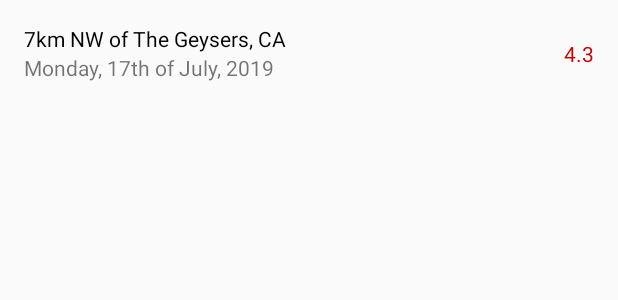
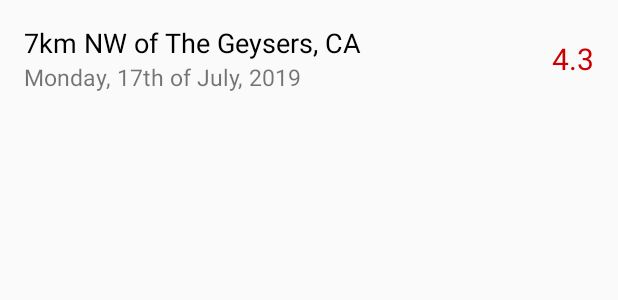
Before and after one commit to phillausofia/earthquakes-around-me, an Android app: the layout list_item_view.xml on its own in the app's theme, with its tools: preview values and no code run, on a phone screen of 412 x 824 dp. Shown: the top 300 px of the screen. Run offline under Robolectric (Android 15) with nearby library versions, the light colour scheme and no system bars.

Commit message:
Modify text size.

```diff
--- a/app/src/main/res/layout/list_item_view.xml
+++ b/app/src/main/res/layout/list_item_view.xml
@@ -13,7 +13,9 @@
     <androidx.constraintlayout.widget.ConstraintLayout
         android:layout_width="match_parent"
         android:layout_height="wrap_content"
-        android:layout_margin="@dimen/layout_margin">
+        android:paddingStart="@dimen/layout_padding"
+        android:paddingTop="@dimen/layout_padding"
+        android:paddingEnd="@dimen/layout_padding">
 
 
         <TextView
@@ -21,6 +23,7 @@
             android:layout_width="0dp"
             android:layout_height="wrap_content"
             android:textColor="@android:color/black"
+            android:textSize="@dimen/place_text_size"
             app:layout_constraintEnd_toStartOf="@+id/mag"
             app:layout_constraintStart_toStartOf="parent"
             app:layout_constraintTop_toTopOf="parent"
@@ -31,6 +34,7 @@
             android:id="@+id/time"
             android:layout_width="0dp"
             android:layout_height="wrap_content"
+            android:textSize="@dimen/time_text_size"
             app:layout_constraintEnd_toStartOf="@+id/mag"
             app:layout_constraintStart_toStartOf="parent"
             app:layout_constraintTop_toBottomOf="@+id/place"
@@ -43,6 +47,7 @@
             android:layout_width="0dp"
             android:layout_height="wrap_content"
             android:textColor="@android:color/holo_red_dark"
+            android:textSize="@dimen/mag_text_size"
             app:layout_constraintBottom_toBottomOf="parent"
             app:layout_constraintEnd_toEndOf="parent"
             app:layout_constraintTop_toTopOf="parent"
--- a/app/src/main/res/values/dimens.xml
+++ b/app/src/main/res/values/dimens.xml
@@ -1,4 +1,9 @@
 <?xml version="1.0" encoding="utf-8"?>
 <resources>
     <dimen name="layout_margin">16dp</dimen>
+    <dimen name="layout_padding">16dp</dimen>
+    <dimen name="view_padding">8dp</dimen>
+    <dimen name="place_text_size">18sp</dimen>
+    <dimen name="time_text_size">15sp</dimen>
+    <dimen name="mag_text_size">20sp</dimen>
 </resources>
```
